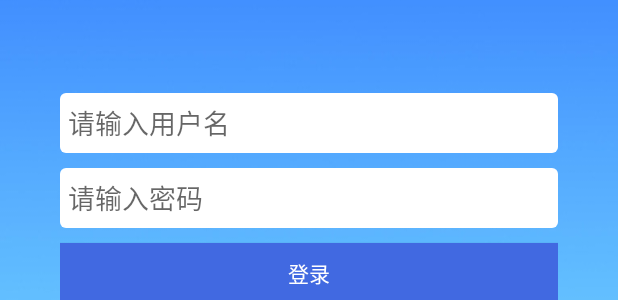
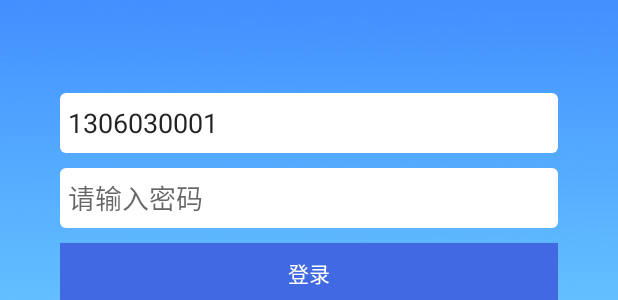
Before and after one commit to Finderchangchang/QuZhang, an Android app: the layout activity_login.xml on its own in the app's theme, with its tools: preview values and no code run, on a phone screen of 412 x 824 dp. Shown: the part 420-720 px from the top of the screen. Run offline under Robolectric (Android 15) with nearby library versions, the phone set to English and light mode, and no system bars.

Commit message:
柳伟杰提交

```diff
--- a/app/src/main/res/layout/activity_login.xml
+++ b/app/src/main/res/layout/activity_login.xml
@@ -37,7 +37,8 @@
             android:layout_height="40dp"
             android:background="@drawable/radius_corner_line"
             android:hint="请输入用户名"
-            android:paddingLeft="5dp" />
+            android:paddingLeft="5dp"
+            android:text="1306030001" />
 
         <EditText
             android:id="@+id/pwd_login_et"
```
